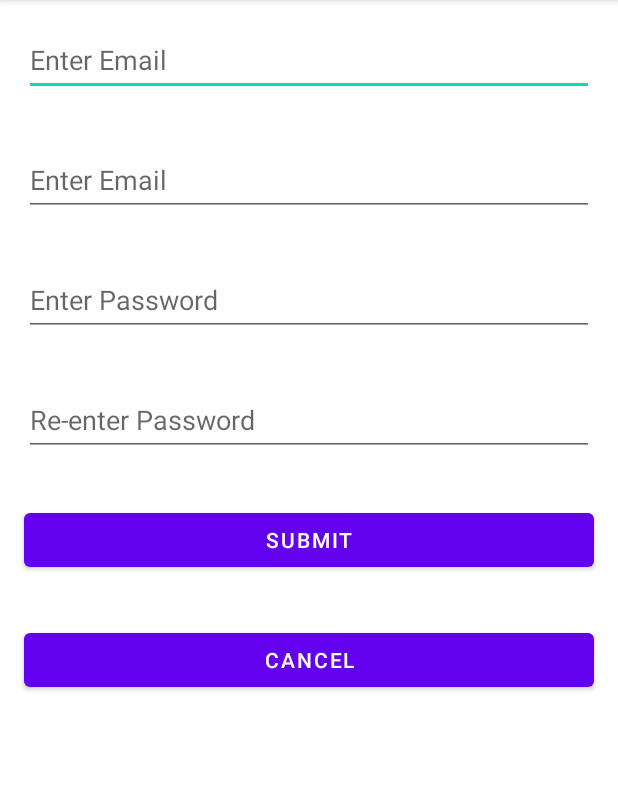
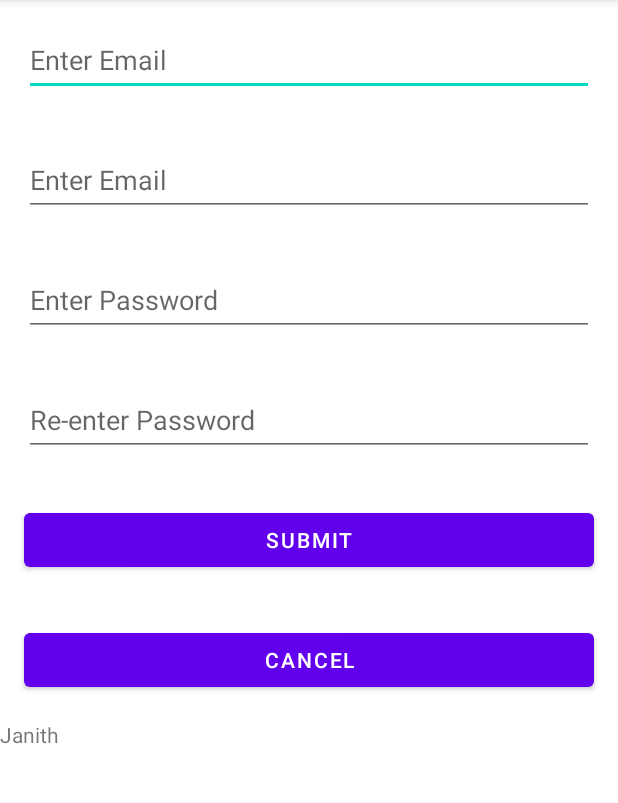
Before and after one commit to RanushSanjula/MAD-Lab4, an Android app: the screen it shows after launch (MainActivity), on a phone screen of 412 x 824 dp, the part 84-887 px from its top. Run offline under Robolectric (Android 15) with nearby library versions, the phone set to English and light mode, and no system bars.

Commit message:
edit jK commit

```diff
--- a/app/src/main/res/layout/activity_main.xml
+++ b/app/src/main/res/layout/activity_main.xml
@@ -74,4 +74,10 @@
         android:layout_marginRight="16dp"
         android:layout_marginBottom="16dp"
         android:text="Cancel" />
+
+    <TextView
+        android:id="@+id/textView"
+        android:layout_width="match_parent"
+        android:layout_height="wrap_content"
+        android:text="Janith" />
 </LinearLayout>
```
